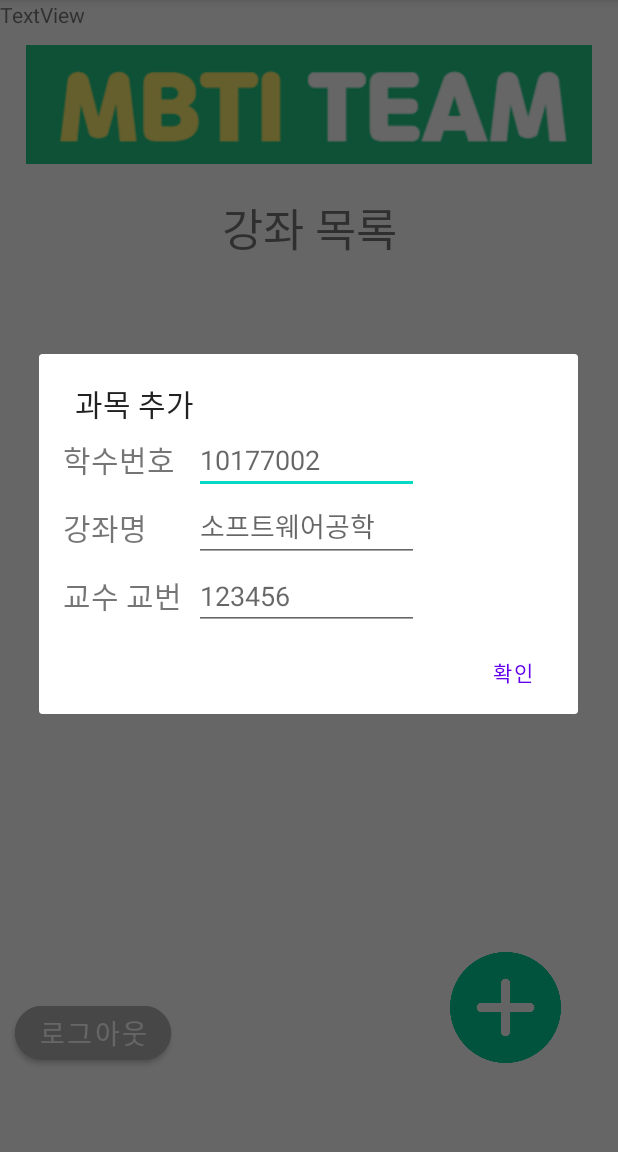
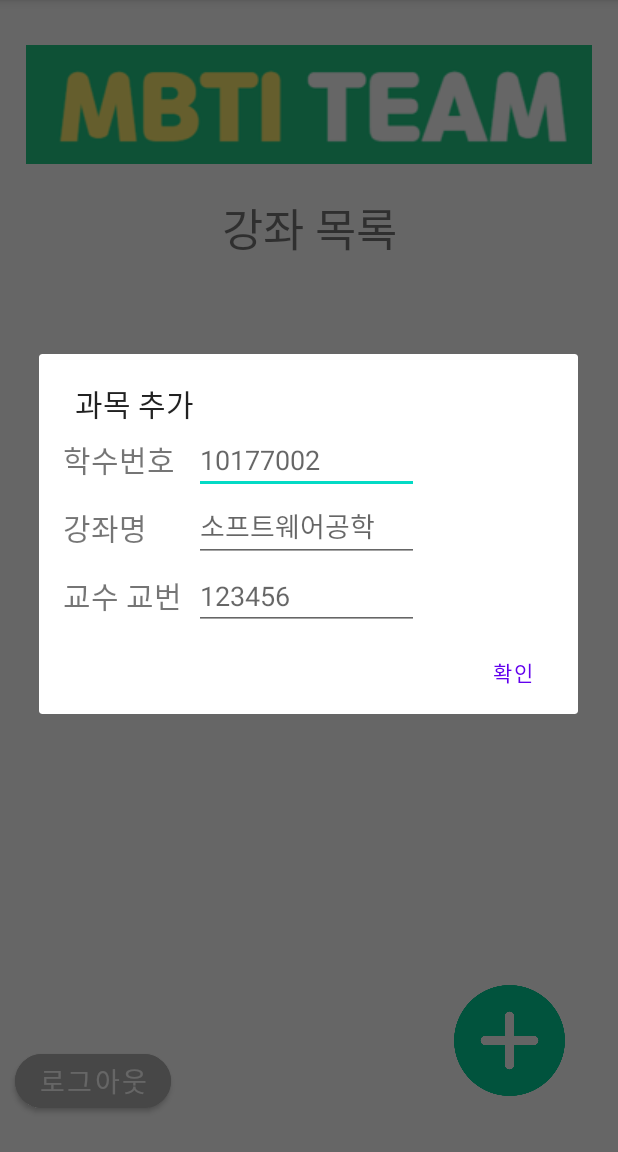
Before and after one commit to teaMBTI/SE_TermProject_teaMBTI, an Android app: the screen it shows after launch once a user with an empty profile is signed in (ListCourseRoom), after a tap on an icon or button, on a phone screen of 412 x 824 dp, the part 84-1236 px from its top. Run offline under Robolectric (Android 15) with nearby library versions, the phone set to English and light mode, and no system bars; our stand-ins replace Firebase (no records; nobody signed in at launch, a user with empty details on screens opened directly).

Commit message:
Update activity_list_course_room.xml

```diff
--- a/MBTIMatchingSystem/app/src/main/java/com/seproject/mbtimatchingsystem/ListCourseRoom.java
+++ b/MBTIMatchingSystem/app/src/main/java/com/seproject/mbtimatchingsystem/ListCourseRoom.java
@@ -53,11 +53,8 @@ public class ListCourseRoom extends AppCompatActivity {
             FirebaseUser user = FirebaseAuth.getInstance().getCurrentUser();
             if (user != null) {
                 for (UserInfo profile : user.getProviderData()) {
-                    // 사용자 이름 가져오기
+                    // 사용자 닉네임 가져오기
                     String name = profile.getDisplayName();
-                    String email = profile.getEmail();
-                    TextView a = findViewById(R.id.textView7);
-                    //a.setText(name);
 
                 }
             }
--- a/MBTIMatchingSystem/app/src/main/res/layout/activity_list_course_room.xml
+++ b/MBTIMatchingSystem/app/src/main/res/layout/activity_list_course_room.xml
@@ -45,8 +45,11 @@
         android:id="@+id/addCourseButton"
         android:layout_width="74dp"
         android:layout_height="74dp"
-        android:layout_below="@+id/listViewCourseRoom"
+        android:layout_alignParentEnd="true"
+        android:layout_alignParentBottom="true"
         android:layout_marginStart="300dp"
+        android:layout_marginEnd="35dp"
+        android:layout_marginBottom="37dp"
         android:background="@android:color/transparent"
         android:padding="0sp"
         android:scaleType="centerCrop"
@@ -56,20 +59,14 @@
         android:id="@+id/logOutButton"
         android:layout_width="wrap_content"
         android:layout_height="wrap_content"
-        android:layout_below="@id/listViewCourseRoom"
+        android:layout_alignParentBottom="true"
         android:layout_marginLeft="10dp"
         android:layout_marginTop="30dp"
-        android:layout_marginBottom="683dp"
+        android:layout_marginBottom="23dp"
         android:backgroundTint="#B1B1B1"
         android:text="로그아웃"
         android:textColor="#FFFFFF"
         android:textSize="18sp"
         app:cornerRadius="30dp" />
 
-    <TextView
-        android:id="@+id/textView7"
-        android:layout_width="wrap_content"
-        android:layout_height="wrap_content"
-        android:text="TextView" />
-
 </RelativeLayout>
```
